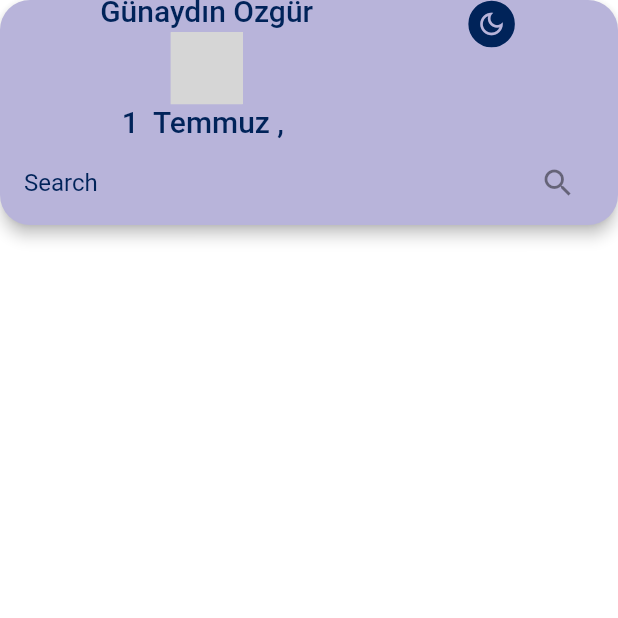
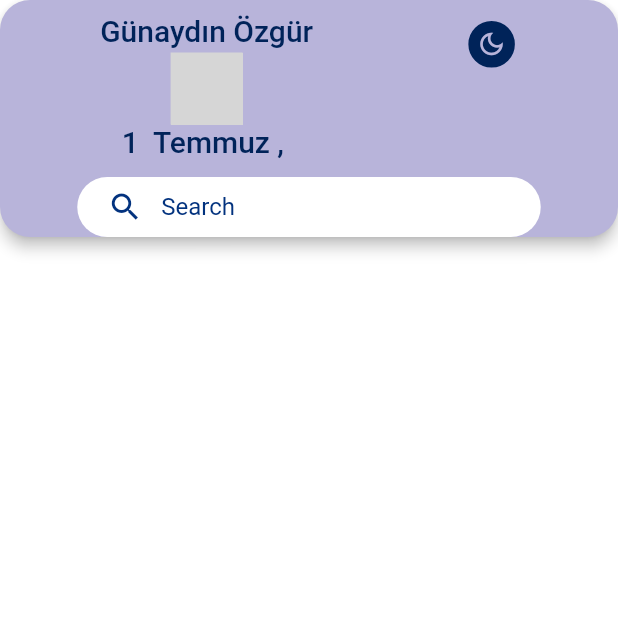
Before and after one commit to ufuk-34/Dunya-Saatleri-Gosterim-Uygulamasi-, a Flutter app: the PagePrimary screen opened directly, on a phone screen of 412 x 824 dp, the top half of it. Run offline on Flutter 3.47's test engine with Material 2 defaults, Android fonts, the phone set to English and light mode, and no system bars; our stand-ins replace get; missing offline and left inert: slide_digital_clock; network calls fail; statements that could not run were skipped; grey boxes are pictures that could not be loaded.

Commit message:
search bar Arayüz

```diff
--- a/lib/pages/page_primary.dart
+++ b/lib/pages/page_primary.dart
@@ -31,9 +31,30 @@ class _PagePrimaryState extends State<PagePrimary> {
     return Scaffold(
       key: _con.scaffoldKeyPrimary,
       appBar: AppBar(
-        title: Column(
-          children: [
-            Row(mainAxisAlignment: MainAxisAlignment.spaceEvenly,
+        bottom: PreferredSize(
+            preferredSize: Size.fromHeight(8.0),
+            child: Container(
+              height: 40,
+              width: App(context).appWidth(75),
+              decoration: BoxDecoration(color: AppColors.backgraundLight,
+                  borderRadius: BorderRadius.circular(20)
+              ),
+              child: Padding(
+                padding: const EdgeInsets.only(left: 8.0),
+                child: TextField(
+                  style: TextStyle(color: AppColors.backgraundDarkAcik),
+                  onChanged: (value) => _con.filterList(value),
+                  decoration:   InputDecoration(
+                    border: InputBorder.none,
+                    labelText: 'Search',
+                    labelStyle:TextStyle(color: AppColors.backgraundDarkAcik) ,
+                    prefixIcon: Icon(Icons.search,color : AppColors.backgraundDarkAcik,),
+                  ),
+                ),
+              ),
+            )),
+
+        title: Row(mainAxisAlignment: MainAxisAlignment.spaceEvenly,
           crossAxisAlignment: CrossAxisAlignment.start,
           children: [
             Column(
@@ -79,15 +100,6 @@ class _PagePrimaryState extends State<PagePrimary> {
                           : Icons.dark_mode_outlined,
                       color: Theme.of(context).focusColor,size: 20)),
             )
-              ],
-            ),
-            TextField(
-              onChanged: (value) => _con.filterList(value),
-              decoration: const InputDecoration(
-                labelText: 'Search',
-                suffixIcon: Icon(Icons.search),
-              ),
-            ),
           ],
         ),
         toolbarHeight: 150,
```
Lines whose indentation alone changed are shown as unchanged.
